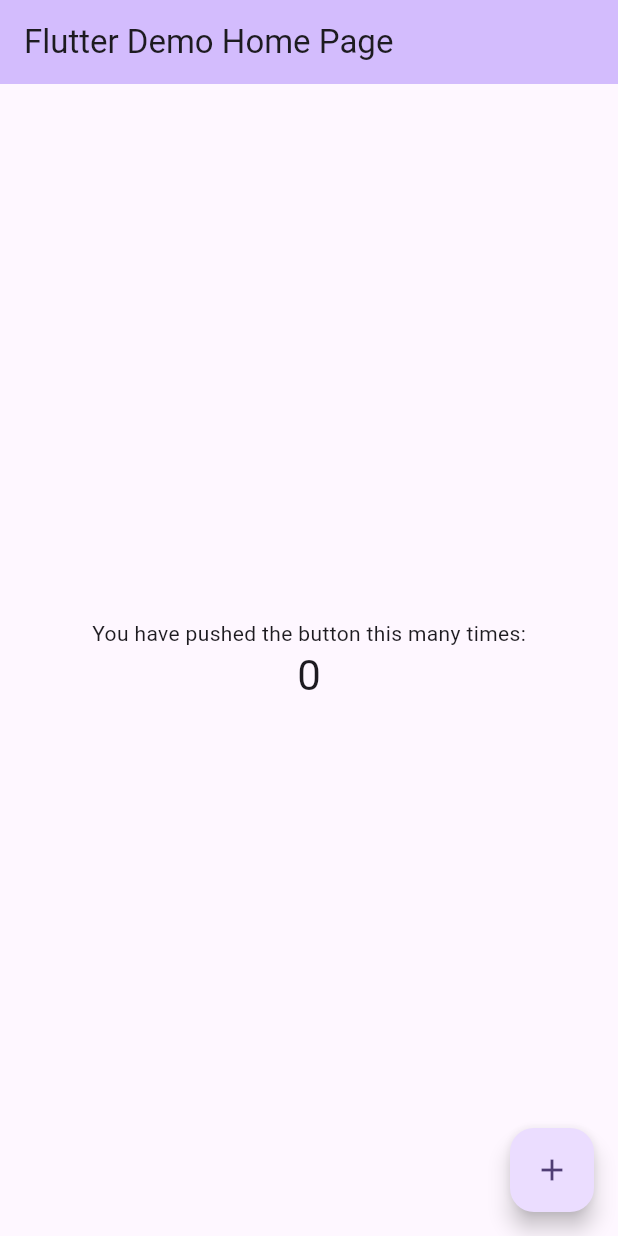
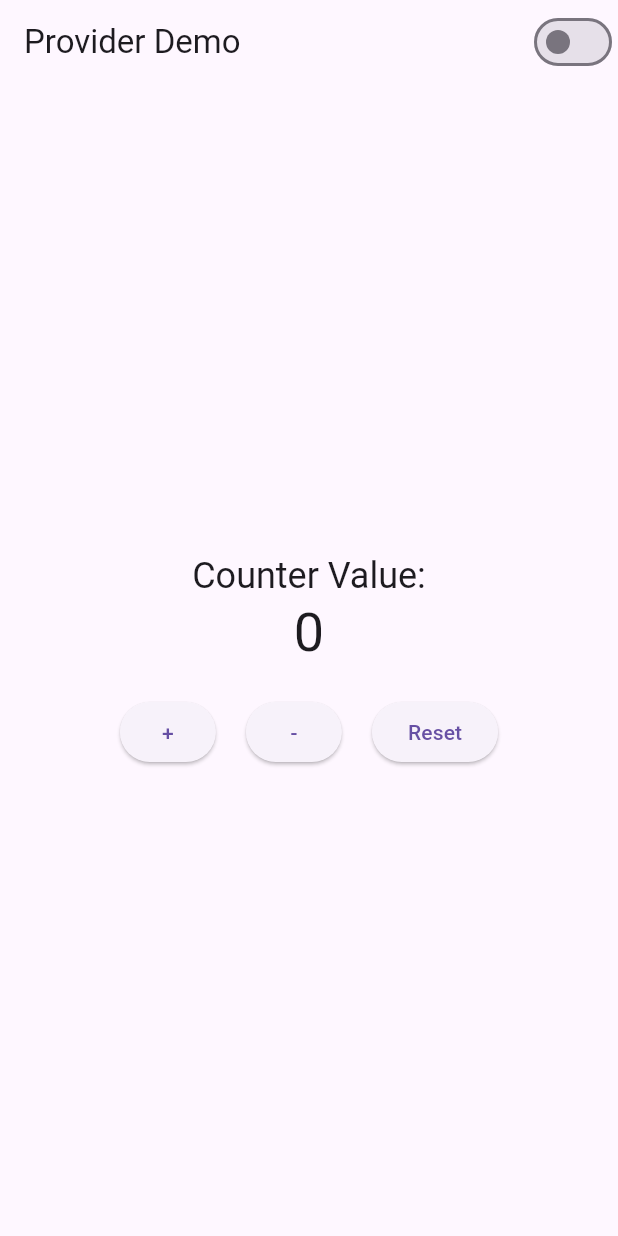
Before and after one commit to Malaika-41158/Flutter-mobile-application, a Flutter app: the screen it shows after launch, on a phone screen of 412 x 824 dp. Run offline on Flutter 3.47's test engine with Material 3 defaults, Android fonts, the phone set to English and light mode, and no system bars; our stand-ins replace hive, shared_preferences; accounts and stored records are empty.

Commit message:
Counter + Theme App

```diff
--- a/Intermediate/provider_counter_theme/lib/main.dart
+++ b/Intermediate/provider_counter_theme/lib/main.dart
@@ -1,122 +1,34 @@
 import 'package:flutter/material.dart';
+import 'package:provider/provider.dart';
+import 'providers/counter_provider.dart';
+import 'providers/theme_provider.dart';
+import 'screens/home_screen.dart';
 
 void main() {
-  runApp(const MyApp());
+  runApp(
+    MultiProvider(
+      providers: [
+        ChangeNotifierProvider(create: (_) => CounterProvider()),
+        ChangeNotifierProvider(create: (_) => ThemeProvider()),
+      ],
+      child: const MyApp(),
+    ),
+  );
 }
 
 class MyApp extends StatelessWidget {
   const MyApp({super.key});
 
-  // This widget is the root of your application.
   @override
   Widget build(BuildContext context) {
+    final themeProvider = context.watch<ThemeProvider>();
     return MaterialApp(
-      title: 'Flutter Demo',
-      theme: ThemeData(
-        // This is the theme of your application.
-        //
-        // TRY THIS: Try running your application with "flutter run". You'll see
-        // the application has a purple toolbar. Then, without quitting the app,
-        // try changing the seedColor in the colorScheme below to Colors.green
-        // and then invoke "hot reload" (save your changes or press the "hot
-        // reload" button in a Flutter-supported IDE, or press "r" if you used
-        // the command line to start the app).
-        //
-        // Notice that the counter didn't reset back to zero; the application
-        // state is not lost during the reload. To reset the state, use hot
-        // restart instead.
-        //
-        // This works for code too, not just values: Most code changes can be
-        // tested with just a hot reload.
-        colorScheme: ColorScheme.fromSeed(seedColor: Colors.deepPurple),
-      ),
-      home: const MyHomePage(title: 'Flutter Demo Home Page'),
+      debugShowCheckedModeBanner: false,
+      title: 'Provider Counter + Theme',
+      themeMode: themeProvider.themeMode,
+      theme: ThemeData.light(),
+      darkTheme: ThemeData.dark(),
+      home: const HomeScreen(),
     );
   }
 }
-
-class MyHomePage extends StatefulWidget {
-  const MyHomePage({super.key, required this.title});
-
-  // This widget is the home page of your application. It is stateful, meaning
-  // that it has a State object (defined below) that contains fields that affect
-  // how it looks.
-
-  // This class is the configuration for the state. It holds the values (in this
-  // case the title) provided by the parent (in this case the App widget) and
-  // used by the build method of the State. Fields in a Widget subclass are
-  // always marked "final".
-
-  final String title;
-
-  @override
-  State<MyHomePage> createState() => _MyHomePageState();
-}
-
-class _MyHomePageState extends State<MyHomePage> {
-  int _counter = 0;
-
-  void _incrementCounter() {
-    setState(() {
-      // This call to setState tells the Flutter framework that something has
-      // changed in this State, which causes it to rerun the build method below
-      // so that the display can reflect the updated values. If we changed
-      // _counter without calling setState(), then the build method would not be
-      // called again, and so nothing would appear to happen.
-      _counter++;
-    });
-  }
-
-  @override
-  Widget build(BuildContext context) {
-    // This method is rerun every time setState is called, for instance as done
-    // by the _incrementCounter method above.
-    //
-    // The Flutter framework has been optimized to make rerunning build methods
-    // fast, so that you can just rebuild anything that needs updating rather
-    // than having to individually change instances of widgets.
-    return Scaffold(
-      appBar: AppBar(
-        // TRY THIS: Try changing the color here to a specific color (to
-        // Colors.amber, perhaps?) and trigger a hot reload to see the AppBar
-        // change color while the other colors stay the same.
-        backgroundColor: Theme.of(context).colorScheme.inversePrimary,
-        // Here we take the value from the MyHomePage object that was created by
-        // the App.build method, and use it to set our appbar title.
-        title: Text(widget.title),
-      ),
-      body: Center(
-        // Center is a layout widget. It takes a single child and positions it
-        // in the middle of the parent.
-        child: Column(
-          // Column is also a layout widget. It takes a list of children and
-          // arranges them vertically. By default, it sizes itself to fit its
-          // children horizontally, and tries to be as tall as its parent.
-          //
-          // Column has various properties to control how it sizes itself and
-          // how it positions its children. Here we use mainAxisAlignment to
-          // center the children vertically; the main axis here is the vertical
-          // axis because Columns are vertical (the cross axis would be
-          // horizontal).
-          //
-          // TRY THIS: Invoke "debug painting" (choose the "Toggle Debug Paint"
-          // action in the IDE, or press "p" in the console), to see the
-          // wireframe for each widget.
-          mainAxisAlignment: MainAxisAlignment.center,
-          children: <Widget>[
-            const Text('You have pushed the button this many times:'),
-            Text(
-              '$_counter',
-              style: Theme.of(context).textTheme.headlineMedium,
-            ),
-          ],
-        ),
-      ),
-      floatingActionButton: FloatingActionButton(
-        onPressed: _incrementCounter,
-        tooltip: 'Increment',
-        child: const Icon(Icons.add),
-      ), // This trailing comma makes auto-formatting nicer for build methods.
-    );
-  }
-}
--- /dev/null
+++ b/Intermediate/provider_counter_theme/lib/providers/counter_provider.dart
@@ -0,0 +1,21 @@
+import 'package:flutter/foundation.dart';
+
+class CounterProvider extends ChangeNotifier {
+  int _count = 0;
+  int get count => _count;
+
+  void increment() {
+    _count++;
+    notifyListeners();
+  }
+
+  void decrement() {
+    _count--;
+    notifyListeners();
+  }
+
+  void reset() {
+    _count = 0;
+    notifyListeners();
+  }
+}
--- /dev/null
+++ b/Intermediate/provider_counter_theme/lib/providers/theme_provider.dart
@@ -0,0 +1,30 @@
+import 'package:flutter/material.dart';
+import 'package:shared_preferences/shared_preferences.dart';
+
+class ThemeProvider extends ChangeNotifier {
+  bool _isDark = false;
+  bool get isDark => _isDark;
+
+  ThemeProvider() {
+    _loadTheme();
+  }
+
+  void toggleTheme() {
+    _isDark = !_isDark;
+    _saveTheme();
+    notifyListeners();
+  }
+
+  ThemeMode get themeMode => _isDark ? ThemeMode.dark : ThemeMode.light;
+
+  Future<void> _saveTheme() async {
+    final prefs = await SharedPreferences.getInstance();
+    prefs.setBool('isDark', _isDark);
+  }
+
+  Future<void> _loadTheme() async {
+    final prefs = await SharedPreferences.getInstance();
+    _isDark = prefs.getBool('isDark') ?? false;
+    notifyListeners();
+  }
+}
--- /dev/null
+++ b/Intermediate/provider_counter_theme/lib/screens/home_screen.dart
@@ -0,0 +1,46 @@
+import 'package:flutter/material.dart';
+import 'package:provider/provider.dart';
+import '../providers/counter_provider.dart';
+import '../providers/theme_provider.dart';
+
+class HomeScreen extends StatelessWidget {
+  const HomeScreen({super.key});
+
+  @override
+  Widget build(BuildContext context) {
+    final counter = context.watch<CounterProvider>();
+    final themeProvider = context.watch<ThemeProvider>();
+
+    return Scaffold(
+      appBar: AppBar(
+        title: const Text("Provider Demo"),
+        actions: [
+          Switch(
+            value: themeProvider.isDark,
+            onChanged: (_) => themeProvider.toggleTheme(),
+          ),
+        ],
+      ),
+      body: Center(
+        child: Column(
+          mainAxisAlignment: MainAxisAlignment.center,
+          children: [
+            Text("Counter Value:", style: Theme.of(context).textTheme.headlineSmall),
+            Text("${counter.count}", style: Theme.of(context).textTheme.displaySmall),
+            const SizedBox(height: 20),
+            Row(
+              mainAxisAlignment: MainAxisAlignment.center,
+              children: [
+                ElevatedButton(onPressed: counter.increment, child: const Text("+")),
+                const SizedBox(width: 20),
+                ElevatedButton(onPressed: counter.decrement, child: const Text("-")),
+                const SizedBox(width: 20),
+                ElevatedButton(onPressed: counter.reset, child: const Text("Reset")),
+              ],
+            ),
+          ],
+        ),
+      ),
+    );
+  }
+}
--- a/Intermediate/provider_counter_theme/pubspec.yaml
+++ b/Intermediate/provider_counter_theme/pubspec.yaml
@@ -11,6 +11,8 @@ dependencies:
   flutter:
     sdk: flutter
   cupertino_icons: ^1.0.8
+  provider: ^6.0.5
+  shared_preferences: ^2.2.3
 
 dev_dependencies:
   flutter_test:
```
Also changed, not shown: Intermediate/provider_counter_theme/lib/assets/counter.jpg (added), Intermediate/provider_counter_theme/lib/assets/theme.jpg (added), Intermediate/provider_counter_theme/pubspec.lock, 4 other files.
